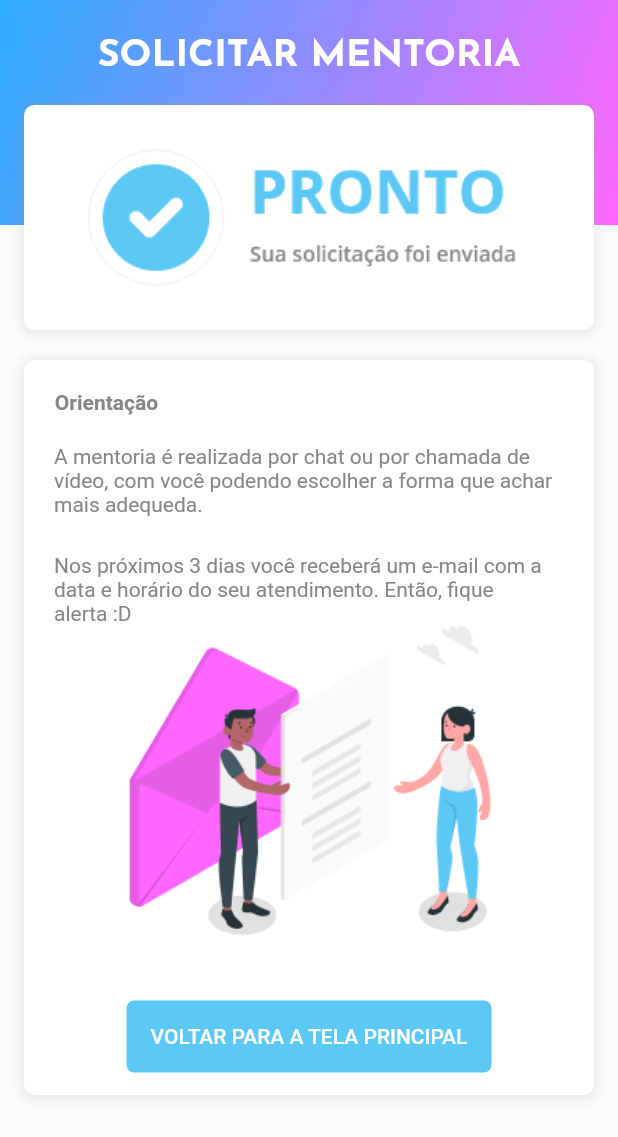
After one commit to GabrielBorgesC19/Estimulo2020, a Flutter app: the Mentoria screen opened directly, on a phone screen of 412 x 824 dp. The commit adds this screen. Shown: the top 1137 px of the screen. Run offline on Flutter 3.47's test engine with Material 2 defaults, Android fonts, the phone set to English and light mode, and no system bars; our stand-ins replace carousel_slider, fluttertoast, youtube_player_flutter.

Commit message:
Adicao tela mentoria

```diff
--- a/lib/main.dart
+++ b/lib/main.dart
@@ -1,7 +1,4 @@
-import 'package:doglife/pages/home.page.dart';
 import 'package:doglife/pages/login.page.dart';
-import 'package:doglife/pages/reset-password.page.dart';
-import 'package:doglife/pages/capacitacao.page.dart';
 import 'package:flutter/material.dart';
 
 void main() => runApp(MyApp());
--- a/lib/pages/capacitacao.page.dart
+++ b/lib/pages/capacitacao.page.dart
@@ -28,7 +28,7 @@ class CapacitacaoGeral extends StatelessWidget {
         title: Center(
           child: SizedBox(
             width: 100,
-            height: 60,
+            height: 45,
             child: Image.asset("assets/estimulo_logo.png"),
           ),
         ),
--- /dev/null
+++ b/lib/pages/mentoria.page.dart
@@ -0,0 +1,133 @@
+import 'package:flutter/material.dart';
+
+class Mentoria extends StatelessWidget {
+  @override
+  Widget build(BuildContext context) {
+    return Scaffold(
+      backgroundColor: Color(0XFFFAFBFC),
+      body: SafeArea(
+        child: Stack(
+          children: [
+            Container(
+              height: 150,
+              padding: EdgeInsets.only(top: 25),
+              decoration: BoxDecoration(
+                gradient: LinearGradient(
+                  begin: Alignment.topLeft,
+                  end: Alignment.bottomRight,
+                  colors: [
+                    Color(0xFFF525aaff),
+                    Color(0XFFFF66FF),
+                  ],
+                ),
+              ),
+              alignment: Alignment(0.0, -1),
+            ),
+            Column(
+              children: [
+                Container(
+                  margin: EdgeInsets.only(top: 25),
+                  child: Center(
+                    child: Align(
+                        alignment: Alignment.topCenter,
+                        child: Text("SOLICITAR MENTORIA",
+                            style: TextStyle(
+                                color: Colors.white,
+                                fontSize: 25,
+                                fontStyle: FontStyle.normal,
+                                fontWeight: FontWeight.bold,
+                                fontFamily: "Raleway"),
+                            textAlign: TextAlign.center)),
+                  ),
+                ),
+                Container(
+                  width: 380,
+                  margin: EdgeInsets.only(top: 20, left: 5, right: 5),
+                  decoration: BoxDecoration(
+                      boxShadow: [
+                        BoxShadow(
+                          color: Colors.grey.withOpacity(0.2),
+                          spreadRadius: 2,
+                          blurRadius: 5,
+                          offset: Offset(0, 1), // changes position of shadow
+                        ),
+                      ],
+                      color: Colors.white,
+                      borderRadius: BorderRadius.all(Radius.circular(7))),
+                  height: 150,
+                  child: Container(child: Image.asset("assets/mentoria2.png")),
+                ),
+                Container(
+                  width: 380,
+                  margin: EdgeInsets.only(top: 20, left: 5, right: 5),
+                  decoration: BoxDecoration(
+                      boxShadow: [
+                        BoxShadow(
+                          color: Colors.grey.withOpacity(0.2),
+                          spreadRadius: 2,
+                          blurRadius: 5,
+                          offset: Offset(0, 1), // changes position of shadow
+                        ),
+                      ],
+                      color: Colors.white,
+                      borderRadius: BorderRadius.all(Radius.circular(7))),
+                  height: 490,
+                  child: Column(
+                    children: [
+                      Container(
+                        margin: EdgeInsets.only(right: 270, top: 20),
+                        child: Text(
+                          'Orientação',
+                          style: TextStyle(
+                            color: Color(0XFF848788),
+                            fontSize: 14,
+                            fontWeight: FontWeight.bold,
+                          ),
+                        ),
+                      ),
+                      Container(
+                        margin: EdgeInsets.all(20),
+                        child: Text(
+                            'A mentoria é realizada por chat ou por chamada de vídeo, com você podendo escolher a forma que achar mais adequeda.',
+                            style: TextStyle(
+                              fontSize: 14,
+                              color: Color(0XFF848788),
+                            )),
+                      ),
+                      Container(
+                        margin: EdgeInsets.only(top: 5, left: 20, right: 20),
+                        child: Text(
+                          'Nos próximos 3 dias você receberá um e-mail com a data e horário do seu atendimento. Então, fique alerta :D',
+                          style: TextStyle(
+                            fontSize: 14,
+                            color: Color(0XFF848788),
+                          ),
+                        ),
+                      ),
+                      Container(
+                        height: 250,
+                        child: Image.asset('assets/mentoria3.png'),
+                      ),
+                      Container(
+                        decoration: BoxDecoration(
+                          color: Color(0XFF5BC8F5),
+                          borderRadius: BorderRadius.all(
+                            Radius.circular(5),
+                          ),
+                        ),
+                        child: FlatButton(
+                          child: Text('VOLTAR PARA A TELA PRINCIPAL',
+                              style: TextStyle(color: Colors.white)),
+                        ),
+                      ),
+                    ],
+                  ),
+                ),
+              ],
+            ),
+          ],
+        ),
+      ),
+    );
+  }
+}
--- a/lib/pages/signup.page.dart
+++ b/lib/pages/signup.page.dart
@@ -37,10 +37,10 @@ class SignupPage extends StatelessWidget {
             gradient: LinearGradient(
           begin: Alignment.topLeft,
           end: Alignment.bottomRight,
-          stops: [0.3, 1],
+          stops: [0.2, 1],
           colors: [
             Color(0xFFF525aaff),
-            Color(0XFFF92B7F),
+            Color(0XFFFF66FF),
           ],
         )),
         child: ListView(
--- a/pubspec.yaml
+++ b/pubspec.yaml
@@ -92,6 +92,8 @@ flutter:
     - assets/avatar.png
     - assets/estimulo_logo.png
     - assets/relatorio.png
+    - assets/mentoria2.png
+    - assets/mentoria3.png
 
   fonts:
      - family: Raleway
```
Also changed, not shown: lib/pages/acompanhamento.page.dart (+48 -40 lines), lib/pages/home.page.dart (+17 -3 lines), lib/pages/login.page.dart (+4 -4 lines), lib/pages/reports.page.dart (+1 -31 lines), assets/mentoria2.png (added), assets/mentoria3.png (added), lib/pages/menumentor.page.dart (added), 1 other file.
